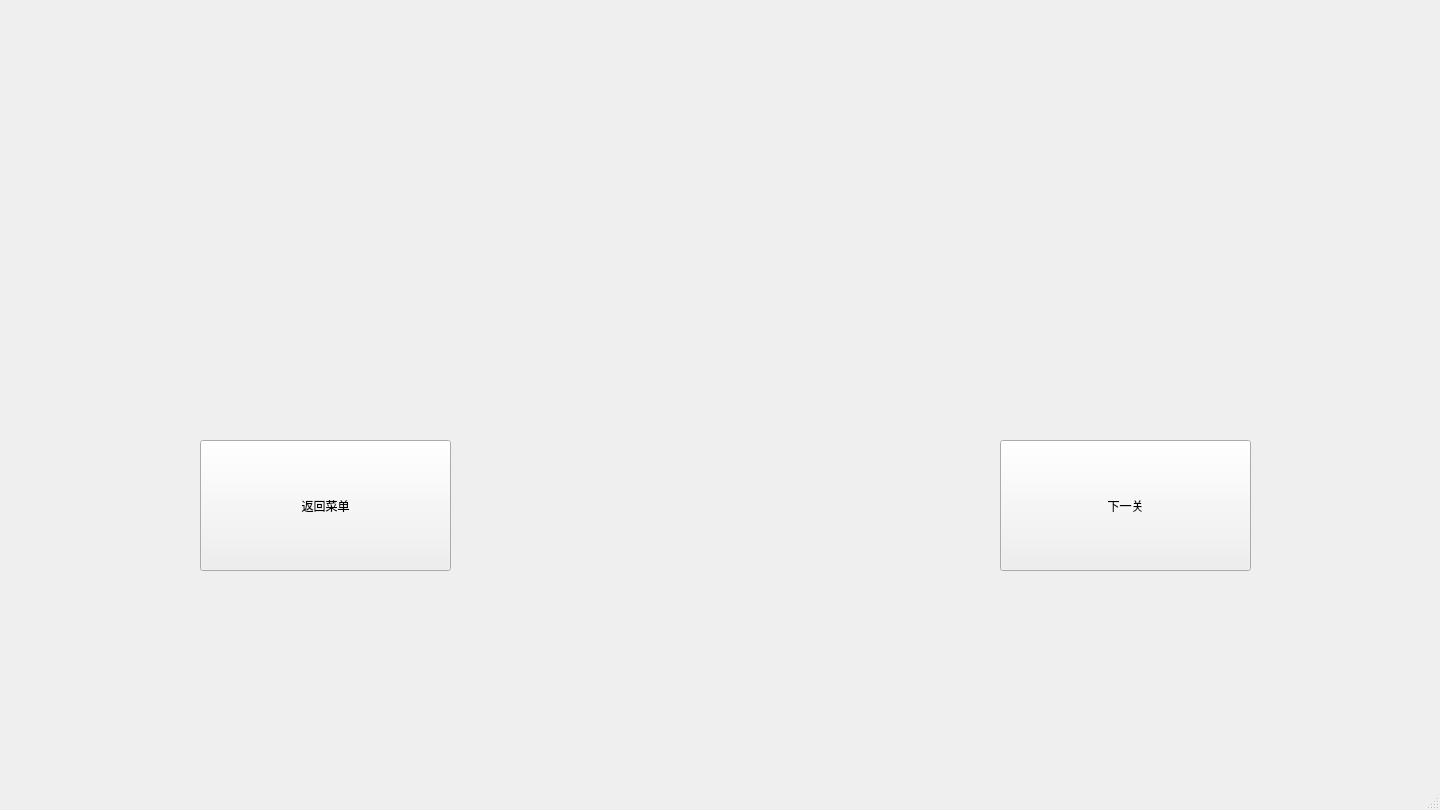
First picture: the form in tank/mainwindow2.ui, repository AbidHasanZidane/Tank1990, before the edit.
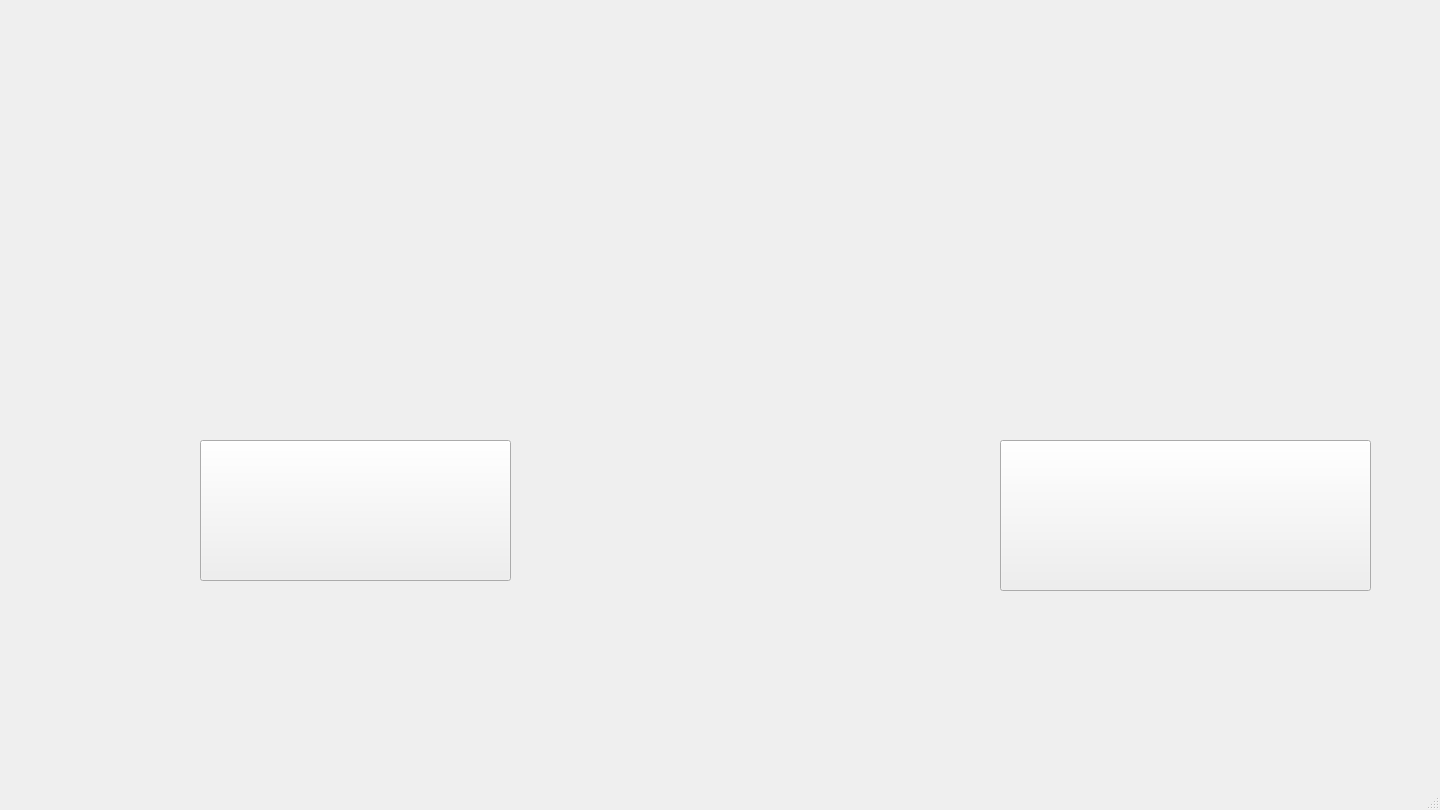
Second picture: the form after the edit. Icons and pictures are not drawn.

```diff
--- a/tank/mainwindow2.ui
+++ b/tank/mainwindow2.ui
@@ -17,18 +17,24 @@
    <iconset resource="pic.qrc">
     <normaloff>:/pic/resources/icon.png</normaloff>:/pic/resources/icon.png</iconset>
   </property>
+  <property name="styleSheet">
+   <string notr="true">background-image: url(:/pic/resources/OKOCIN.png);</string>
+  </property>
   <widget class="QWidget" name="centralwidget">
    <widget class="QPushButton" name="BACK">
     <property name="geometry">
      <rect>
       <x>200</x>
       <y>440</y>
-      <width>251</width>
-      <height>131</height>
+      <width>311</width>
+      <height>141</height>
      </rect>
     </property>
+    <property name="styleSheet">
+     <string notr="true">image: url(:/pic/resources/MENU.png);</string>
+    </property>
     <property name="text">
-     <string>返回菜单</string>
+     <string/>
     </property>
    </widget>
    <widget class="QPushButton" name="NEXT">
@@ -36,12 +42,15 @@
      <rect>
       <x>1000</x>
       <y>440</y>
-      <width>251</width>
-      <height>131</height>
+      <width>371</width>
+      <height>151</height>
      </rect>
     </property>
+    <property name="styleSheet">
+     <string notr="true">image: url(:/pic/resources/NEIS.png);</string>
+    </property>
     <property name="text">
-     <string>下一关</string>
+     <string/>
     </property>
    </widget>
   </widget>
```
